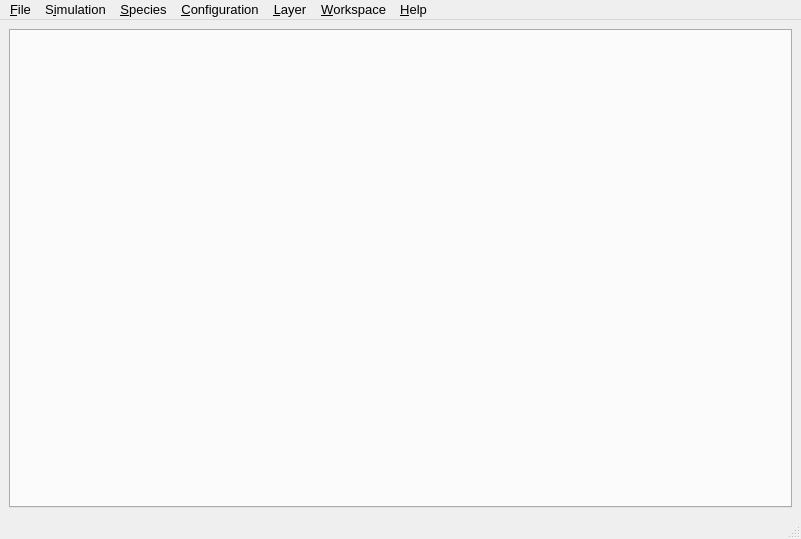
The window that src/gui/gui.ui (disorderedmaterials/dissolve) describes before a commit, drawn with Qt 5.
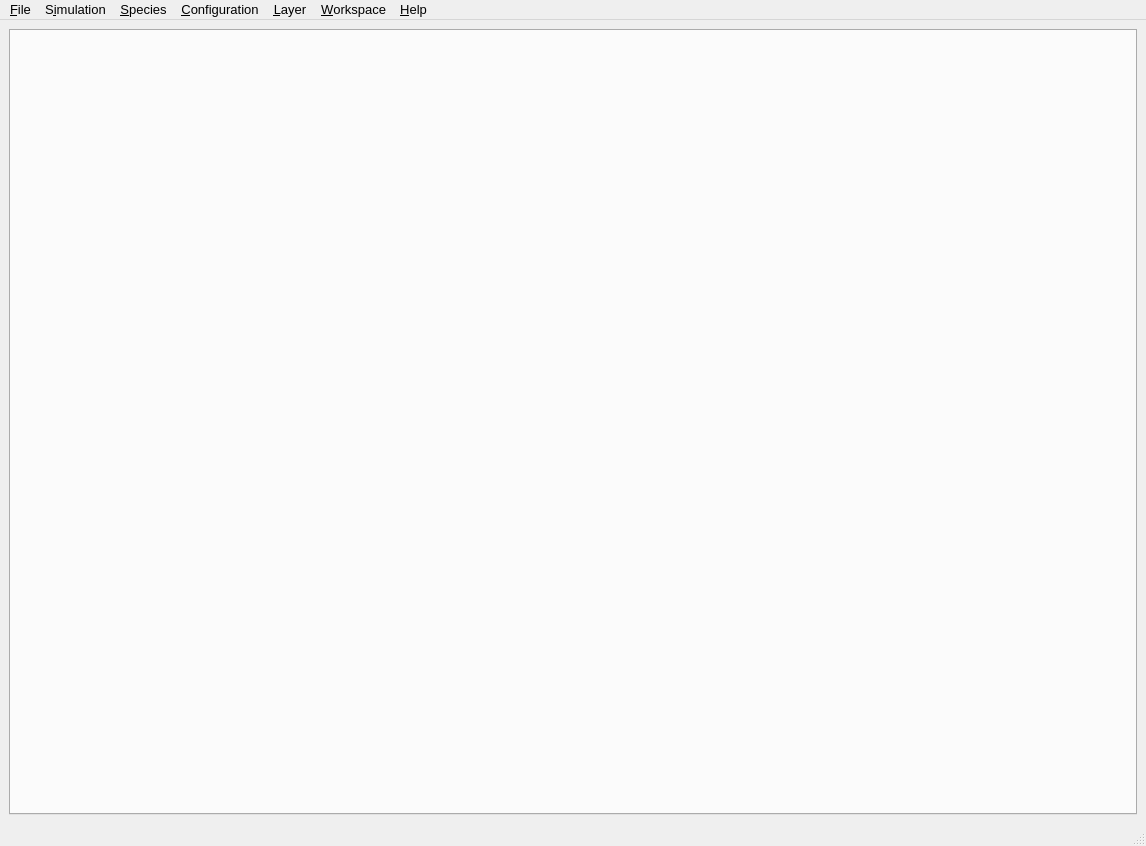
The same window after the commit. The open tabs and pages were chosen to show the change. Icons and pictures are not drawn. Custom widgets are drawn as their Qt base class.

Commit message: Add startup screen eye candy.

```diff
--- a/src/gui/gui.ui
+++ b/src/gui/gui.ui
@@ -6,8 +6,8 @@
    <rect>
     <x>0</x>
     <y>0</y>
-    <width>801</width>
-    <height>539</height>
+    <width>1146</width>
+    <height>846</height>
    </rect>
   </property>
   <property name="font">
@@ -23,7 +23,46 @@
     <normaloff>:/dissolve/icons/dissolve.png</normaloff>:/dissolve/icons/dissolve.png</iconset>
   </property>
   <widget class="QWidget" name="Centralwidget">
-   <layout class="QVBoxLayout" name="verticalLayout">
+   <layout class="QHBoxLayout" name="horizontalLayout">
+    <item>
+     <widget class="QStackedWidget" name="MainStack">
+      <widget class="QWidget" name="LogoPage">
+       <layout class="QHBoxLayout" name="horizontalLayout_3">
+        <item>
+         <widget class="QLabel" name="LogoLabel">
+          <property name="text">
+           <string/>
+          </property>
+          <property name="pixmap">
+           <pixmap resource="main.qrc">:/dissolve/icons/simple.png</pixmap>
+          </property>
+          <property name="scaledContents">
+           <bool>false</bool>
+          </property>
+          <property name="alignment">
+           <set>Qt::AlignCenter</set>
+          </property>
+         </widget>
+        </item>
+       </layout>
+      </widget>
+      <widget class="QWidget" name="MainPage">
+       <layout class="QHBoxLayout" name="horizontalLayout_2">
+        <property name="spacing">
+         <number>0</number>
+        </property>
+        <property name="leftMargin">
+         <number>0</number>
+        </property>
+        <property name="topMargin">
+         <number>0</number>
+        </property>
+        <property name="rightMargin">
+         <number>0</number>
+        </property>
+        <property name="bottomMargin">
+         <number>0</number>
+        </property>
     <item>
      <widget class="MainTabsWidget" name="MainTabs">
       <property name="sizePolicy">
@@ -39,12 +78,16 @@
     </item>
    </layout>
   </widget>
+     </widget>
+    </item>
+   </layout>
+  </widget>
   <widget class="QMenuBar" name="MainMenu">
    <property name="geometry">
     <rect>
      <x>0</x>
      <y>0</y>
-     <width>801</width>
+     <width>1146</width>
      <height>26</height>
     </rect>
    </property>
```
Lines whose indentation alone changed are shown as unchanged. The commit also changes 4 other files.
